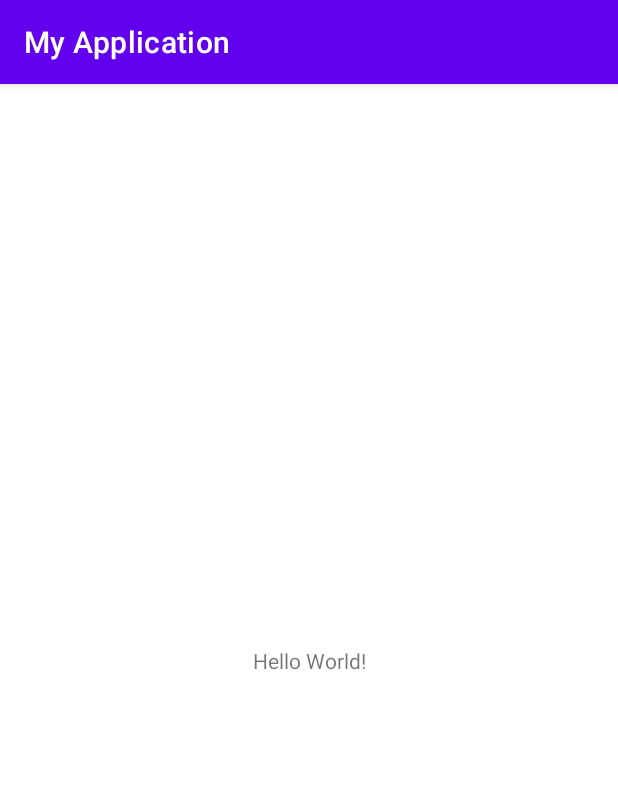
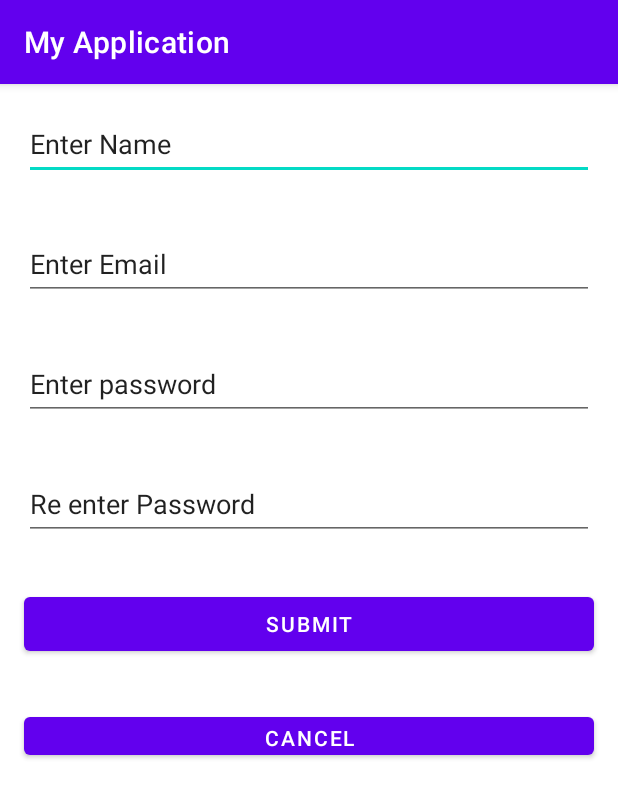
Before and after one commit to it21913860/MAD04_Lab, an Android app: the screen it shows after launch (MainActivity), on a phone screen of 412 x 824 dp. Shown: the top 798 px of the screen. Run offline under Robolectric (Android 15) with nearby library versions, the phone set to English and light mode, and no system bars.

Commit message:
Commit to github

```diff
--- a/app/src/main/res/layout/activity_main.xml
+++ b/app/src/main/res/layout/activity_main.xml
@@ -1,18 +1,78 @@
 <?xml version="1.0" encoding="utf-8"?>
-<androidx.constraintlayout.widget.ConstraintLayout xmlns:android="http://schemas.android.com/apk/res/android"
+<LinearLayout xmlns:android="http://schemas.android.com/apk/res/android"
     xmlns:app="http://schemas.android.com/apk/res-auto"
     xmlns:tools="http://schemas.android.com/tools"
     android:layout_width="match_parent"
     android:layout_height="match_parent"
+    android:orientation="vertical"
     tools:context=".MainActivity">
 
-    <TextView
-        android:layout_width="wrap_content"
+    <EditText
+        android:id="@+id/edtName"
+        android:layout_width="match_parent"
+        android:layout_height="48dp"
+        android:layout_marginLeft="16dp"
+        android:layout_marginTop="16dp"
+        android:layout_marginRight="16dp"
+        android:layout_marginBottom="16dp"
+        android:ems="10"
+        android:inputType="textPersonName"
+        android:text="Enter Name" />
+
+    <EditText
+        android:id="@+id/edtEmail"
+        android:layout_width="match_parent"
+        android:layout_height="48dp"
+        android:layout_marginLeft="16dp"
+        android:layout_marginTop="16dp"
+        android:layout_marginRight="16dp"
+        android:layout_marginBottom="16dp"
+        android:ems="10"
+        android:inputType="textPersonName"
+        android:text="Enter Email" />
+
+    <EditText
+        android:id="@+id/edtPassword"
+        android:layout_width="match_parent"
+        android:layout_height="48dp"
+        android:layout_marginLeft="16dp"
+        android:layout_marginTop="16dp"
+        android:layout_marginRight="16dp"
+        android:layout_marginBottom="16dp"
+        android:ems="10"
+        android:inputType="textPersonName"
+        android:text="Enter password" />
+
+    <EditText
+        android:id="@+id/edtReTypePassword"
+        android:layout_width="match_parent"
+        android:layout_height="48dp"
+        android:layout_marginLeft="16dp"
+        android:layout_marginTop="16dp"
+        android:layout_marginRight="16dp"
+        android:layout_marginBottom="16dp"
+        android:ems="10"
+        android:inputType="textPersonName"
+        android:text="Re enter Password" />
+
+    <Button
+        android:id="@+id/btnSubmit"
+        android:layout_width="match_parent"
         android:layout_height="wrap_content"
-        android:text="Hello World!"
-        app:layout_constraintBottom_toBottomOf="parent"
-        app:layout_constraintEnd_toEndOf="parent"
-        app:layout_constraintStart_toStartOf="parent"
-        app:layout_constraintTop_toTopOf="parent" />
+        android:layout_marginLeft="16dp"
+        android:layout_marginTop="16dp"
+        android:layout_marginRight="16dp"
+        android:layout_marginBottom="16dp"
+        android:text="Submit" />
 
-</androidx.constraintlayout.widget.ConstraintLayout>
+    <Button
+        android:id="@+id/btnCancel"
+        android:layout_width="match_parent"
+        android:layout_height="37dp"
+        android:layout_marginLeft="16dp"
+        android:layout_marginTop="16dp"
+        android:layout_marginRight="16dp"
+        android:layout_marginBottom="16dp"
+        android:text="Cancel" />
+
+</LinearLayout>
```
